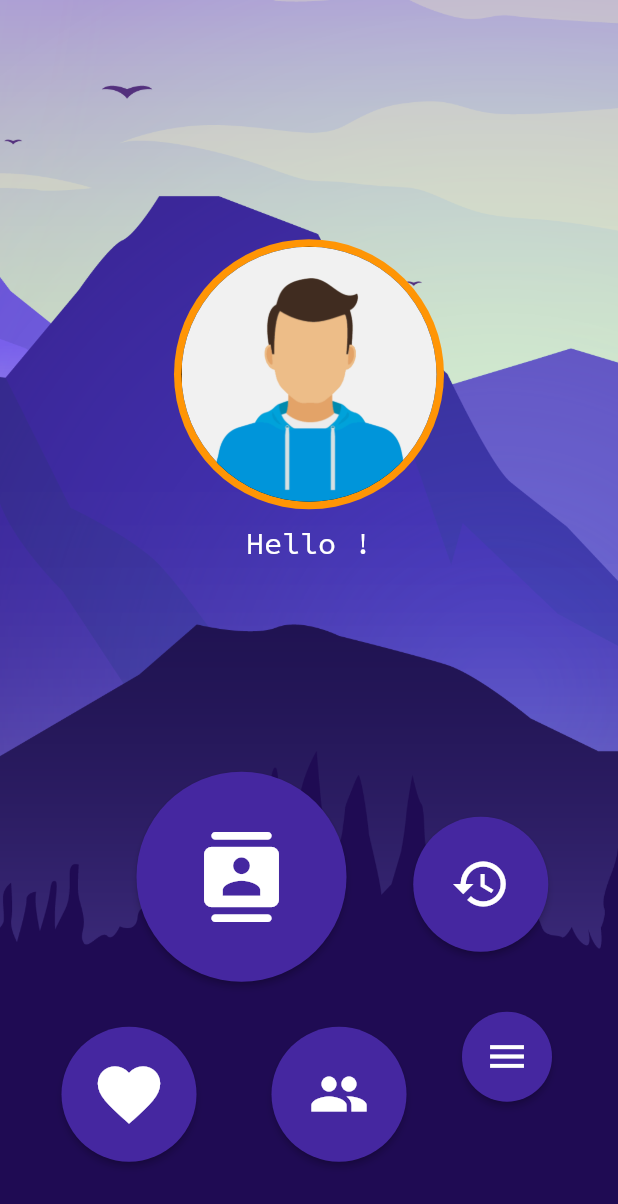
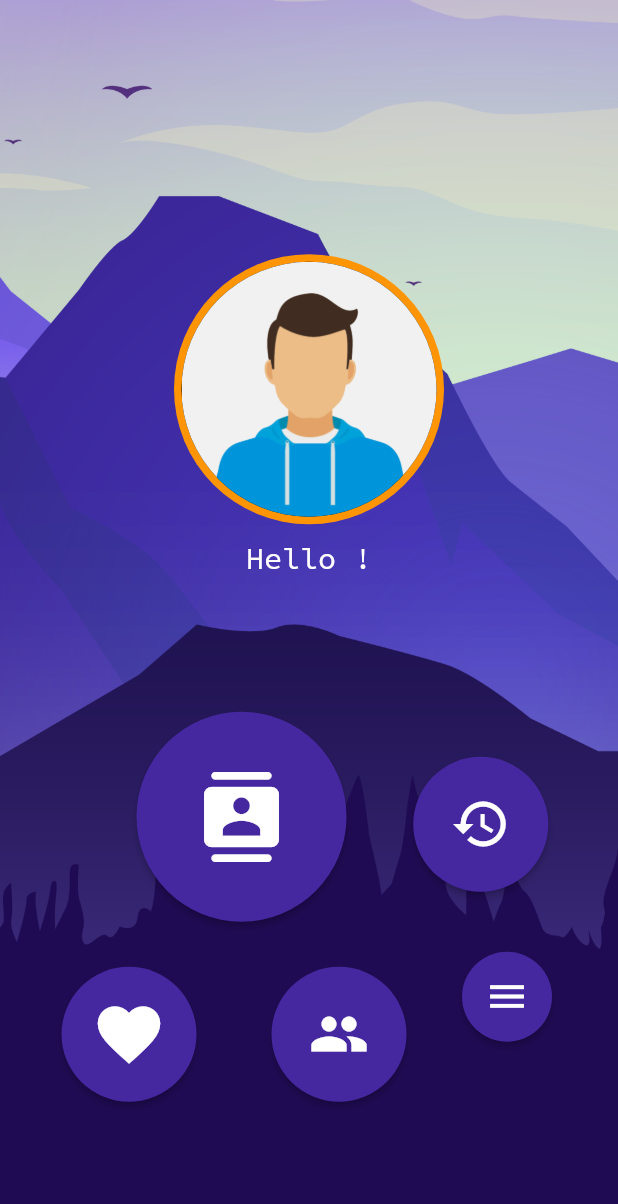
Before and after one commit to 229932Kucharski/DoItEverywhere_fitnessApp, a Flutter app: the UserPage screen opened directly, on a phone screen of 412 x 824 dp. Shown: the top 1204 px of the screen. Run offline on Flutter 3.47's test engine with Material 2 defaults, Android fonts, the light colour scheme and no system bars; our stand-ins replace google_fonts, parse_server_sdk_flutter, stop_watch_timer, syncfusion_flutter_charts; missing offline and left inert: confirm_dialog.

Commit message:
user_page corrections - emulator

```diff
--- a/lib/pages/user_page.dart
+++ b/lib/pages/user_page.dart
@@ -1,7 +1,5 @@
 import 'package:flutter/material.dart';
 import 'package:die_app/addidtional/globals.dart' as globals;
-
-String? username = globals.username;
 
 class UserPage extends StatelessWidget {
   const UserPage({Key? key}) : super(key: key);
@@ -22,7 +20,7 @@
             children: [
               // part with avatar //
               Padding(
-                padding: const EdgeInsets.only(top: 150.0, bottom: 140.0),
+                padding: const EdgeInsets.only(top: 120.0, bottom: 90.0),
                 child: SizedBox(
                   child: Align(
                     alignment: Alignment.center,
@@ -40,7 +38,7 @@
                         Padding(
                           padding: const EdgeInsets.only(top: 10.0),
                           child: Text(
-                            "Hello $username!",
+                            "Hello ${globals.username}!",
                             style: const TextStyle(
                               fontSize: 20,
                               fontFamily: 'SourceCodePro',
```
